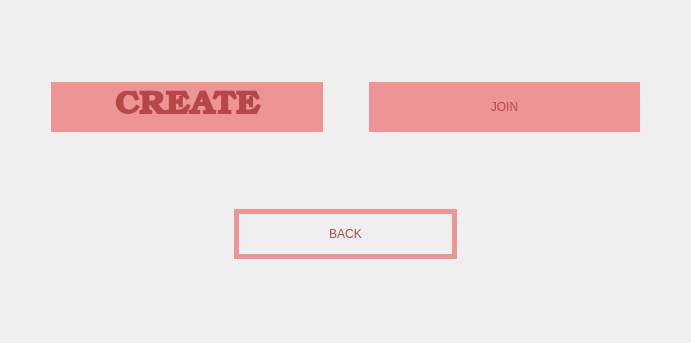
Old version of the form MATFWars/warchoose.ui in the repository Divljo31/MATFWars.
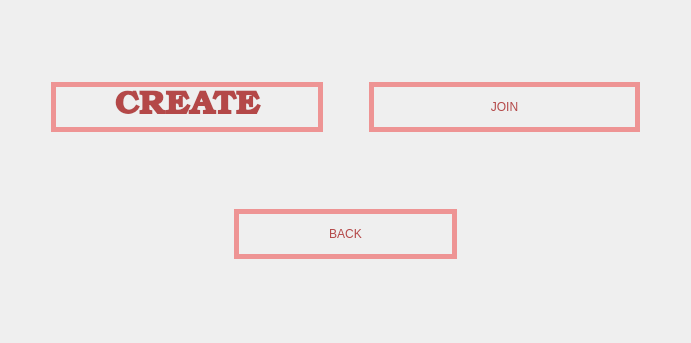
New version of the form. Icons and pictures are not drawn.

```diff
--- a/MATFWars/warchoose.ui
+++ b/MATFWars/warchoose.ui
@@ -74,7 +74,6 @@
        </property>
        <property name="styleSheet">
         <string notr="true">color: rgb(180, 72, 72);
-background-color: rgb(238, 148, 148);
 font: 600 25pt &quot;URW Bookman&quot;;
 border:5px solid;
 border-color: rgb(238, 148, 148);
@@ -124,7 +123,7 @@
        <property name="styleSheet">
         <string notr="true">color:rgb(180, 72, 72);
 font: 600 25pt &quot;URW Bookman&quot;;
-background-color: rgb(238, 148, 148);
+background-image: url(:/background/backgroundBtns.jpg);
 border:5px solid;
 border-color: rgb(238, 148, 148);</string>
        </property>
```
Left out of the diff: 4 changed lines with no effect on the pictures.
